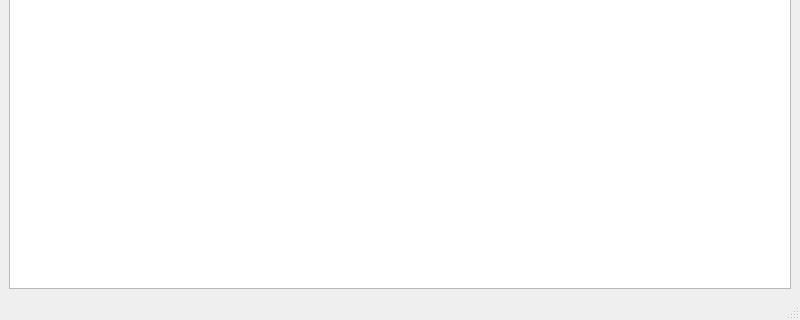
This is DesktopApp/mainwindow.ui in Filaton/cnc as Qt 5 draws it before an edit; both pictures show x 0 to 800 and y 280 to 600 of the 800 by 600 pixel window. The edited form follows.
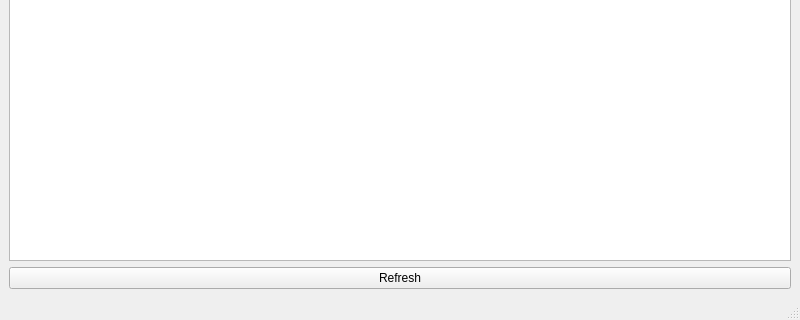
This is the edited form.

Commit message: Added refresh button

```diff
--- a/DesktopApp/mainwindow.ui
+++ b/DesktopApp/mainwindow.ui
@@ -18,6 +18,13 @@
     <item row="0" column="0">
      <widget class="QListWidget" name="cocktailList"/>
     </item>
+    <item row="1" column="0">
+     <widget class="QPushButton" name="RefreshButton">
+      <property name="text">
+       <string>Refresh</string>
+      </property>
+     </widget>
+    </item>
    </layout>
   </widget>
   <widget class="QMenuBar" name="menubar">
```
